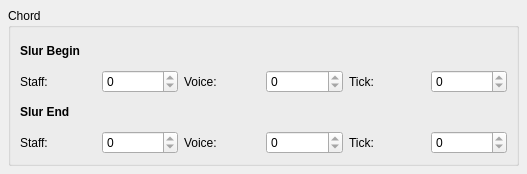
Qt form mscore/mscore/slur.ui (musescore/musescore-old) before a commit.
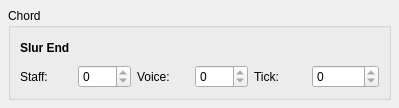
The same form after that commit.

Patch:
```diff
--- a/mscore/mscore/slur.ui
+++ b/mscore/mscore/slur.ui
@@ -5,8 +5,8 @@
    <rect>
     <x>0</x>
     <y>0</y>
-    <width>527</width>
-    <height>174</height>
+    <width>399</width>
+    <height>108</height>
    </rect>
   </property>
   <property name="windowTitle" >
@@ -37,68 +37,6 @@
       <bool>true</bool>
      </property>
      <layout class="QVBoxLayout" >
-      <item>
-       <widget class="QLabel" name="label" >
-        <property name="font" >
-         <font>
-          <weight>75</weight>
-          <bold>true</bold>
-         </font>
-        </property>
-        <property name="text" >
-         <string>Slur Begin</string>
-        </property>
-       </widget>
-      </item>
-      <item>
-       <layout class="QHBoxLayout" >
-        <item>
-         <widget class="QLabel" name="label_2" >
-          <property name="text" >
-           <string>Staff:</string>
-          </property>
-         </widget>
-        </item>
-        <item>
-         <widget class="QSpinBox" name="staff1" >
-          <property name="readOnly" >
-           <bool>true</bool>
-          </property>
-         </widget>
-        </item>
-        <item>
-         <widget class="QLabel" name="label_3" >
-          <property name="text" >
-           <string>Voice:</string>
-          </property>
-         </widget>
-        </item>
-        <item>
-         <widget class="QSpinBox" name="voice1" >
-          <property name="readOnly" >
-           <bool>true</bool>
-          </property>
-         </widget>
-        </item>
-        <item>
-         <widget class="QLabel" name="label_4" >
-          <property name="text" >
-           <string>Tick:</string>
-          </property>
-         </widget>
-        </item>
-        <item>
-         <widget class="QSpinBox" name="tick1" >
-          <property name="readOnly" >
-           <bool>true</bool>
-          </property>
-          <property name="maximum" >
-           <number>999999</number>
-          </property>
-         </widget>
-        </item>
-       </layout>
-      </item>
       <item>
        <widget class="QLabel" name="label_8" >
         <property name="font" >
```
